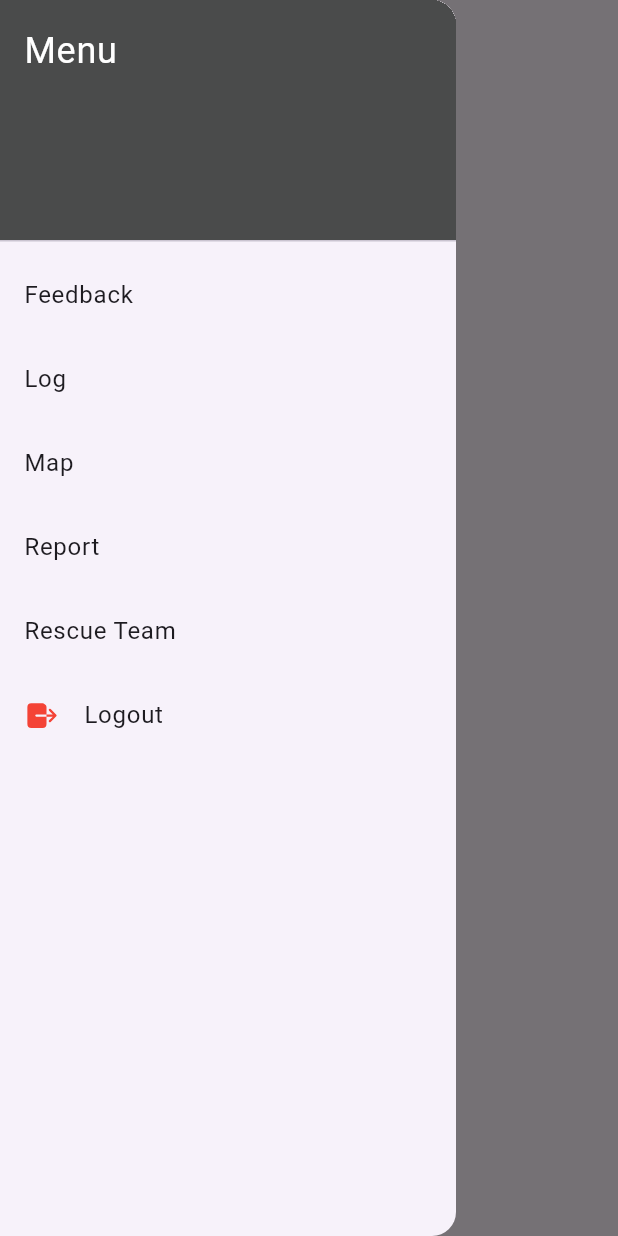
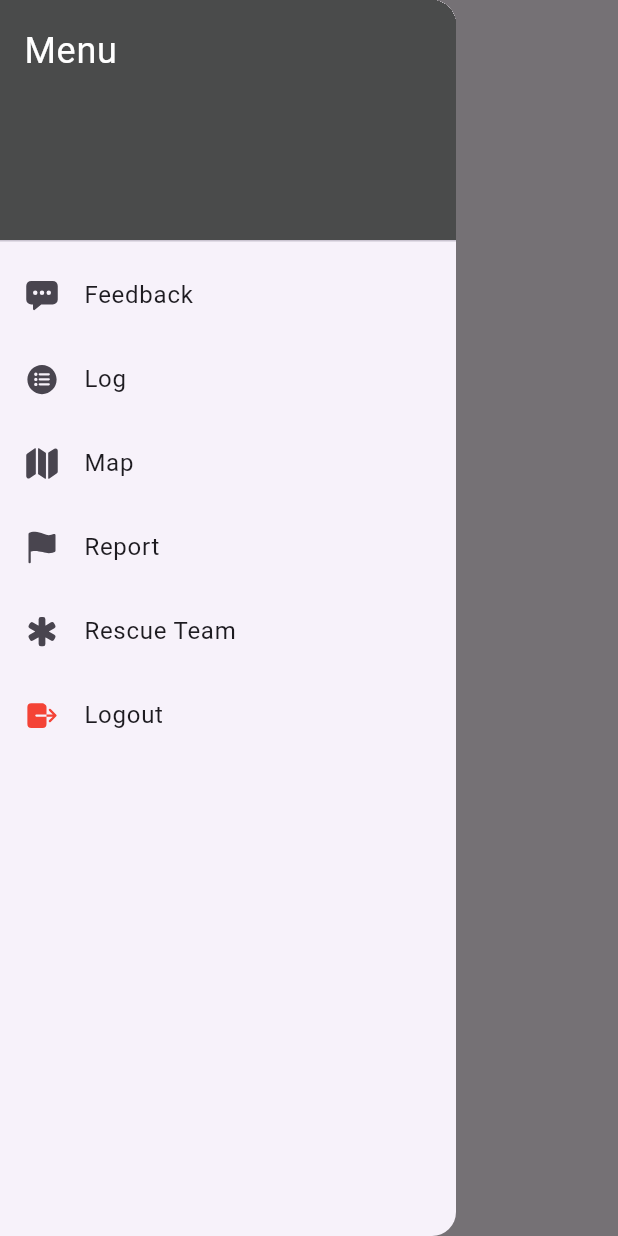
Before and after one commit to dot-config-IIITS/admin-SIH-BachavSetu, a Flutter app: the HomePage screen opened directly, with the side drawer open, on a phone screen of 412 x 824 dp. Run offline on Flutter 3.47's test engine with Material 3 defaults, Android fonts, the phone set to English and light mode, and no system bars; our stand-ins replace ionicons, shared_preferences, socket_io_client; accounts and stored records are empty.

Commit message:
Added Icons and logout

```diff
--- a/admin/lib/init.dart
+++ b/admin/lib/init.dart
@@ -30,6 +30,7 @@ class HomePage extends StatelessWidget {
               ),
             ),
             ListTile(
+              leading: const Icon(Ionicons.chatbox_ellipses),
               title: const Text('Feedback'),
               onTap: () {
                 Navigator.push(
@@ -39,6 +40,7 @@ class HomePage extends StatelessWidget {
               },
             ),
             ListTile(
+              leading: const Icon(Ionicons.list_circle),
               title: const Text('Log'),
               onTap: () {
                 Navigator.push(
@@ -48,6 +50,7 @@ class HomePage extends StatelessWidget {
               },
             ),
             ListTile(
+              leading: const Icon(Ionicons.map),
               title: const Text('Map'),
               onTap: () {
                 Navigator.push(
@@ -57,6 +60,7 @@ class HomePage extends StatelessWidget {
               },
             ),
             ListTile(
+              leading: const Icon(Ionicons.flag),
               title: const Text('Report'),
               onTap: () {
                 Navigator.push(
@@ -66,6 +70,7 @@ class HomePage extends StatelessWidget {
               },
             ),
             ListTile(
+              leading: const Icon(Ionicons.medical),
               title: const Text('Rescue Team'),
               onTap: () {
                 Navigator.push(
```
